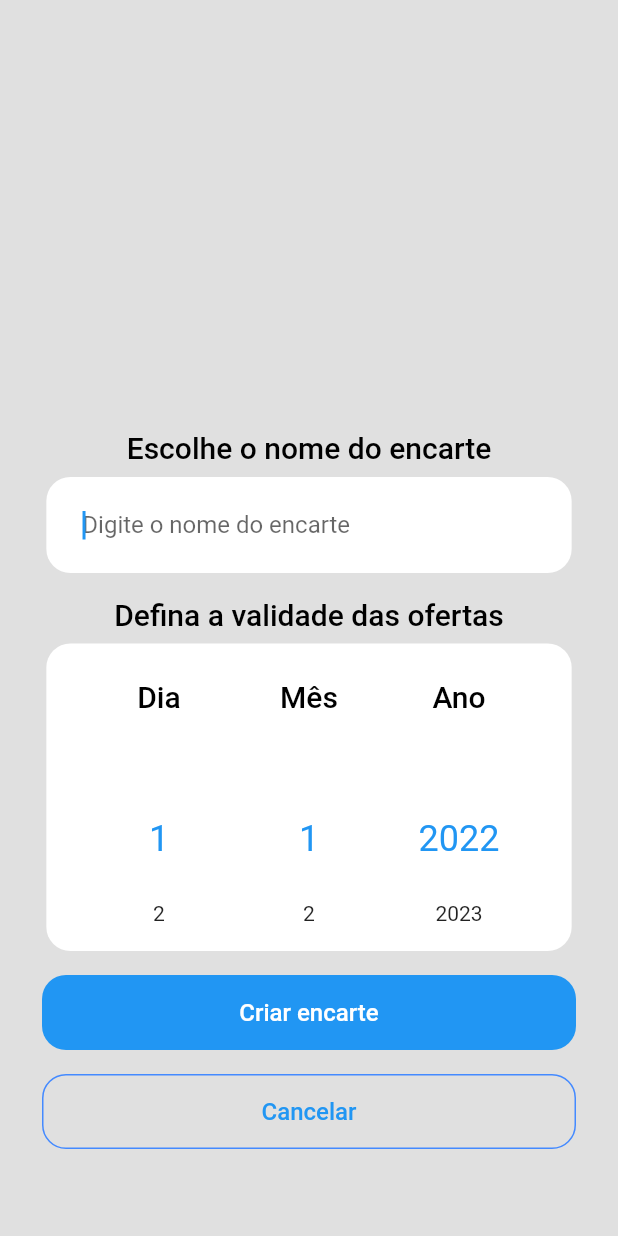
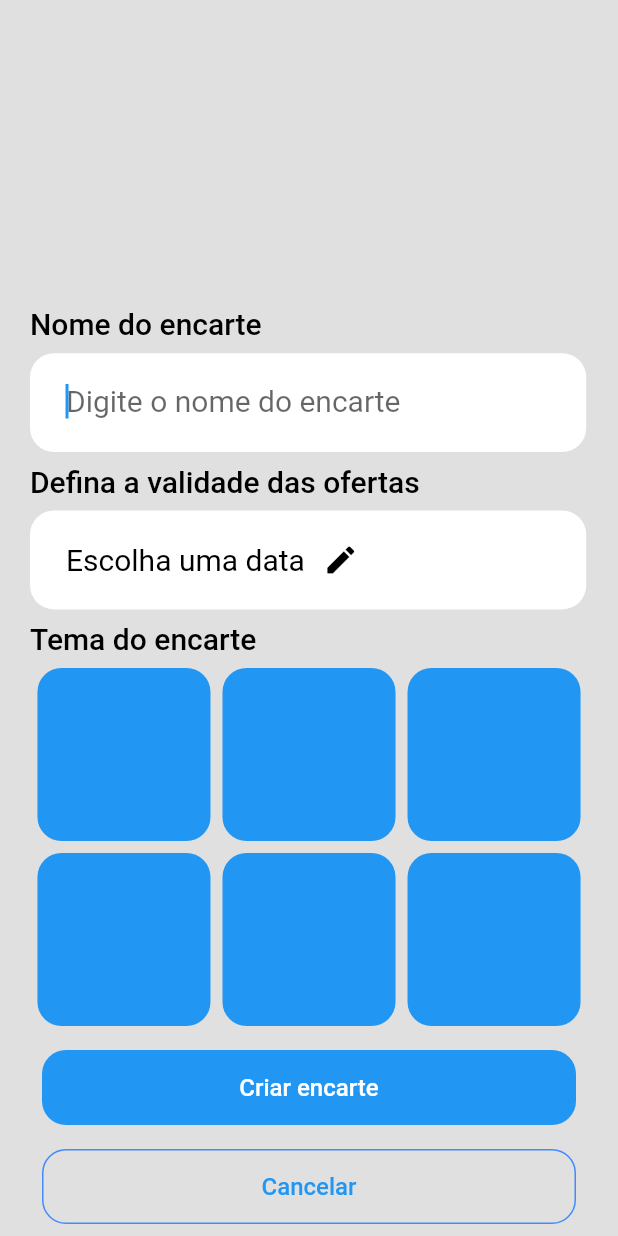
Before and after one commit to MarceloDiefenbach/encarte_facil, a Flutter app: the screen it shows after launch, after a tap on "Criar novo encarte", on a phone screen of 412 x 824 dp. Run offline on Flutter 3.47's test engine with Material 2 defaults, Android fonts, the phone set to English and light mode, and no system bars; drawn by our look-alikes of numberpicker; our stand-ins replace firebase_analytics, firebase_core, firebase_crashlytics, image_gallery_saver, screenshot; missing offline and left inert: flutter_email_sender; accounts and stored records are empty; network calls fail.

Commit message:
nova interface de criar encarte

```diff
--- a/lib/Encartes.dart
+++ b/lib/Encartes.dart
@@ -1,6 +1,7 @@
 import 'dart:convert';
 import 'package:encarte_facil_2/Components/Cell%20Encarte.dart';
 import 'package:encarte_facil_2/NewEncarte.dart';
+import 'package:encarte_facil_2/NewEncarteComTema.dart';
 import 'package:firebase_analytics/firebase_analytics.dart';
 
 import './Functions.dart';
@@ -105,7 +106,7 @@ class _EncartesState extends State<Encartes> {
                 child:  TextButton(
                     onPressed: () {
                       Navigator.of(context).pop();
-                      Navigator.push(context, MaterialPageRoute(builder: (context) => NewEncarte()));
+                      Navigator.push(context, MaterialPageRoute(builder: (context) => NewEncarteComTema()));
                       FirebaseAnalytics.instance.logEvent(name: "criar_encarte");
                     },
                     child: Container(
--- /dev/null
+++ b/lib/NewEncarteComTema.dart
@@ -0,0 +1,302 @@
+import 'dart:convert';
+import 'package:encarte_facil_2/Encartes.dart';
+import 'package:firebase_analytics/firebase_analytics.dart';
+import 'package:numberpicker/numberpicker.dart';
+
+
+import './Functions.dart';
+
+import 'package:flutter/material.dart';
+import 'package:flutter/cupertino.dart';
+import 'Model/Produto.dart';
+import 'ProdutosEncarte.dart';
+
+class NewEncarteComTema extends StatefulWidget {
+  const NewEncarteComTema({key}) : super(key: key);
+
+  @override
+  _NewEncarteComTemaState createState() => _NewEncarteComTemaState();
+}
+
+class _NewEncarteComTemaState extends State<NewEncarteComTema> {
+  List _listaEncartes = [];
+  List<Produto> listaTodosProdutos = [];
+
+  FirebaseAnalytics analyticsEvents = FirebaseAnalytics.instance;
+
+  int dia = 1;
+  int mes = 1;
+  int ano = 2022;
+
+  _lerArquivo() async {
+
+    listaTodosProdutos = await AirtableGet() as List<Produto>;
+
+    try {
+      final arquivo = await getFile();
+      return arquivo.readAsString();
+    } catch (e) {
+      return null;
+    }
+  }
+
+  TextEditingController _textController;
+
+  @override
+  void initState() {
+    // TODO: implement initState
+    super.initState();
+    _textController = TextEditingController(text: '');
+
+    _lerArquivo().then((dados) {
+      setState(() {
+        _listaEncartes = json.decode(dados);
+      });
+    });
+  }
+
+  @override
+  Widget build(BuildContext context) {
+    double width = MediaQuery.of(context).size.width;
+    double height = MediaQuery.of(context).size.height;
+    String date = "";
+
+    return Scaffold(
+      body: Container(
+        padding: EdgeInsets.fromLTRB(20, 0, 20, 0),
+        alignment: Alignment.bottomCenter,
+        color: Colors.grey[300],
+        child: SingleChildScrollView(
+          child: Column(
+            crossAxisAlignment: CrossAxisAlignment.start,
+            children: <Widget>[
+              Padding(padding: EdgeInsets.fromLTRB(0, height*0.1, 0, 0)),
+              Text("Nome do encarte",
+                  textAlign: TextAlign.left,
+                  style: TextStyle(
+                      fontWeight: FontWeight.w500,
+                      color: Colors.black,
+                      fontSize: 20)
+              ),
+              Padding(
+                  padding: EdgeInsets.fromLTRB(0, 8, 0, 8),
+                child: Container(
+                  width: width * 0.9,
+                  height: height*0.08,
+                  decoration: BoxDecoration(
+                    color: Colors.white,
+                    borderRadius: BorderRadius.all(
+                      Radius.circular(16),
+                    ),
+                  ),
+                  padding: EdgeInsets.fromLTRB(24, 8, 24, 8),
+                  child: TextField(
+                    controller: _textController,
+                    keyboardType: TextInputType.text,
+                    autofocus: true,
+                    onChanged: (String e) {},
+                    textInputAction: TextInputAction.done,
+                    style: TextStyle(
+                        fontWeight: FontWeight.w400,
+                        color: Colors.black,
+                        fontSize: 20),
+                    decoration: InputDecoration(
+                      border: InputBorder.none,
+                      hintText: 'Digite o nome do encarte',
+                    ),
+                  ),
+                ),
+              ),
+              Text("Defina a validade das ofertas",
+                  textAlign: TextAlign.left,
+                  style: TextStyle(
+                      fontWeight: FontWeight.w500,
+                      color: Colors.black,
+                      fontSize: 20)),
+              Padding(
+                padding: EdgeInsets.fromLTRB(0, 8, 0, 8),
+                child: Container(
+                  width: width * 0.9,
+                  height: height*0.08,
+                  decoration: BoxDecoration(
+                    color: Colors.white,
+                    borderRadius: BorderRadius.all(
+                      Radius.circular(16),
+                    ),
+                  ),
+                  padding: EdgeInsets.fromLTRB(24, height*0.01, 24, 8),
+                  child: Row(
+                    crossAxisAlignment: CrossAxisAlignment.center,
+                    children: [
+                      Text("Escolha uma data",
+                          textAlign: TextAlign.left,
+                          style: TextStyle(
+                              fontWeight: FontWeight.w400,
+                              color: Colors.black,
+                              fontSize: 20),
+                      ),
+                      IconButton(
+                        icon: Icon(Icons.edit_rounded, color: Colors.black),
+                        onPressed: () {
+                          //do something
+                        },
+                      ),
+                    ],
+                  ),
+                ),
+              ),
+              Text("Tema do encarte",
+                  textAlign: TextAlign.left,
+                  style: TextStyle(
+                      fontWeight: FontWeight.w500,
+                      color: Colors.black,
+                      fontSize: 20)),
+              Padding(padding: EdgeInsets.all(4)),
+              Row(
+                mainAxisAlignment: MainAxisAlignment.center,
+                children: [
+                  Container(
+                    width: width*0.28,
+                    height: width*0.28,
+                    decoration: BoxDecoration(
+                      color: Colors.blue,
+                      borderRadius: BorderRadius.circular(16)
+                    ),
+                  ),
+                  Padding(padding: EdgeInsets.all(4)),
+
+                  Container(
+                    width: width*0.28,
+                    height: width*0.28,
+                    decoration: BoxDecoration(
+                        color: Colors.blue,
+                        borderRadius: BorderRadius.circular(16)
+                    ),
+                  ),
+                  Padding(padding: EdgeInsets.all(4)),
+
+                  Container(
+                    width: width*0.28,
+                    height: width*0.28,
+                    decoration: BoxDecoration(
+                        color: Colors.blue,
+                        borderRadius: BorderRadius.circular(16)
+                    ),
+                  ),
+                ],
+              ),
+              Padding(padding: EdgeInsets.all(4)),
+              Row(
+                mainAxisAlignment: MainAxisAlignment.center,
+                children: [
+                  Container(
+                    width: width*0.28,
+                    height: width*0.28,
+                    decoration: BoxDecoration(
+                        color: Colors.blue,
+                        borderRadius: BorderRadius.circular(16)
+                    ),
+                  ),
+                  Padding(padding: EdgeInsets.all(4)),
+
+                  Container(
+                    width: width*0.28,
+                    height: width*0.28,
+                    decoration: BoxDecoration(
+                        color: Colors.blue,
+                        borderRadius: BorderRadius.circular(16)
+                    ),
+                  ),
+                  Padding(padding: EdgeInsets.all(4)),
+
+                  Container(
+                    width: width*0.28,
+                    height: width*0.28,
+                    decoration: BoxDecoration(
+                        color: Colors.blue,
+                        borderRadius: BorderRadius.circular(16)
+                    ),
+                  ),
+                ],
+              ),
+              Padding(padding: EdgeInsets.fromLTRB(0, 8, 0, 0)),
+              TextButton(
+                onPressed: () async {
+                  date = "${dia}/${mes}/${ano}";
+                    Map<String, dynamic> criarPraSalvar = Map();
+                    criarPraSalvar["nomeEncarte"] = _textController.text;
+                    criarPraSalvar["validade"] = date;
+                    _listaEncartes.add( criarPraSalvar );
+                    salvarArquivo(_listaEncartes);
+                    Navigator.of(context).pop();
+                    analyticsEvents.logEvent(
+                        name: "criou_encarte",
+                      parameters: {
+                        "nome": "${_textController.text}",
+                      },
+                    );
+                    Navigator.push(
+                      context,
+                      MaterialPageRoute(
+                          builder: (context) => ProdutosEncarte(_textController.text, listaTodosProdutos, date)
+                      ),
+                    );
+                    _textController.text = "";
+                    setState(() {
+                      _lerArquivo();
+                    });
+                  FirebaseAnalytics.instance.logEvent(name: "criou_encarte");
+                },
+                child: Container(
+                  height: 50,
+                  width: width,
+                  decoration: BoxDecoration(
+                    borderRadius: BorderRadius.circular(16),
+                    color: Colors.blue,
+                  ),
+                  child: Column(
+                    mainAxisAlignment: MainAxisAlignment.center,
+                    children: [
+                      Text('Criar encarte',
+                          style: TextStyle(color: Colors.white, fontSize: 16)),
+                    ],
+                  ),
+                ),
+              ),
+              TextButton(
+                onPressed: () async {
+                  Navigator.of(context).pop();
+                  Navigator.push(
+                    context,
+                    MaterialPageRoute(
+                        builder: (context) => Encartes()
+                    ),
+                  );
+                },
+                child: Container(
+                  height: 50,
+                  width: width,
+                  decoration: BoxDecoration(
+                    borderRadius: BorderRadius.circular(16),
+                    color: Colors.transparent,
+                    border: Border.all(color: Colors.blueAccent),
+                  ),
+                  child: Column(
+                    mainAxisAlignment: MainAxisAlignment.center,
+                    children: [
+                      Text('Cancelar',
+                          style: TextStyle(color: Colors.blue, fontSize: 16)),
+                    ],
+                  ),
+                ),
+              ),
+              // Container(
+              //   height: 500,
+              // )
+            ],
+          ),
+        ),
+      ),
+    );
+  }
+}
```
